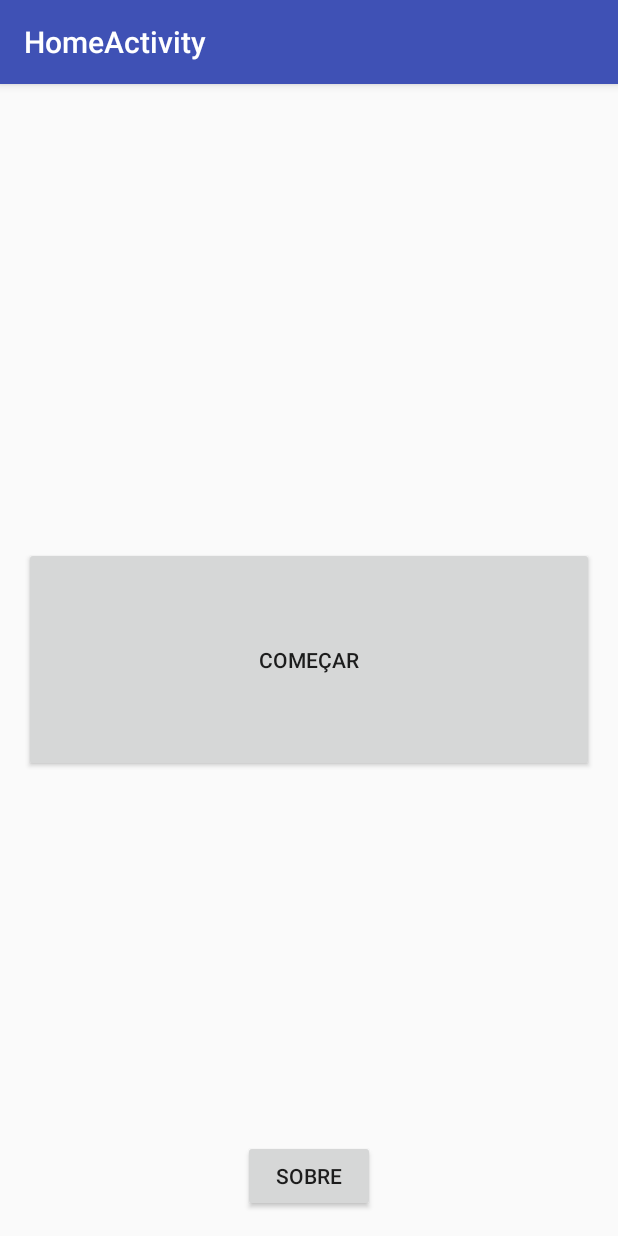
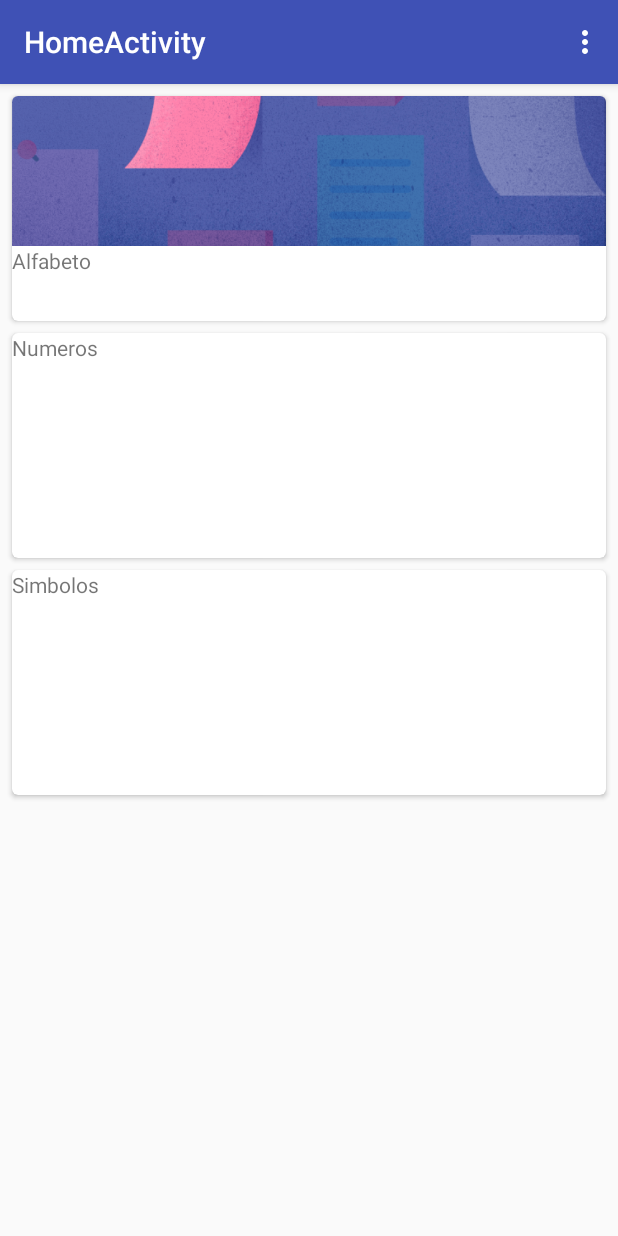
Before and after one commit to eldercampanha/SpeciallPoc, an Android app: the screen it shows after launch (HomeActivity), on a phone screen of 412 x 824 dp. Run offline under Robolectric (Android 15) with nearby library versions, the light colour scheme and no system bars.

Commit message:
Created cards to CTA

```diff
--- a/app/build.gradle
+++ b/app/build.gradle
@@ -26,5 +26,7 @@ dependencies {
     })
     compile 'com.android.support:appcompat-v7:24.2.1'
     compile 'com.android.support:design:24.2.1'
+    compile 'com.android.support:cardview-v7:24.2.1'
+    compile 'com.android.support:recyclerview-v7:24.2.1'
     testCompile 'junit:junit:4.12'
 }
--- a/app/src/main/java/br/com/startupweek/speciall/main/activity/HomeActivity.java
+++ b/app/src/main/java/br/com/startupweek/speciall/main/activity/HomeActivity.java
@@ -3,41 +3,69 @@ package br.com.startupweek.speciall.main.activity;
 import android.content.Intent;
 import android.os.Bundle;
 import android.support.v7.app.AppCompatActivity;
+import android.support.v7.widget.CardView;
 import android.util.Log;
+import android.view.Menu;
+import android.view.MenuInflater;
+import android.view.MenuItem;
 import android.view.View;
-import android.widget.Button;
 
 import br.com.startupweek.speciall.R;
 import br.com.startupweek.speciall.main.MainActivity;
 
 public class HomeActivity extends AppCompatActivity {
 
+    private final HomeActivity mHomeActivity = this;
+    private final String tag = this.getClass().getName();
+
+    private CardView alphabetCard;
+    private CardView numberCard;
+    private CardView symbolCard;
+
     @Override
     protected void onCreate(Bundle savedInstanceState) {
         super.onCreate(savedInstanceState);
         setContentView(R.layout.activity_home);
-        final HomeActivity mHomeActivity = this;
-        final String tag = this.getClass().getName();
 
-        Button mAboutButon = (Button) findViewById(R.id.aboutButton);
-        mAboutButon.setOnClickListener(new View.OnClickListener() {
+        alphabetCard = (CardView) findViewById(R.id.alphabetCard);
+        alphabetCard.setOnClickListener(new View.OnClickListener() {
             @Override
             public void onClick(View view) {
-                Log.i(tag, "About button clicked");
-                Intent intent = new Intent(mHomeActivity, AboutActivity.class);
-                startActivity(intent);
+                goToActivity(MainActivity.class);
             }
         });
 
-        Button mStartbutton = (Button) findViewById(R.id.startButton);
-        mStartbutton.setOnClickListener(new View.OnClickListener() {
-            @Override
-            public void onClick(View view) {
-                Log.i(tag, "Start button clicked");
-                Intent intent = new Intent(mHomeActivity, MainActivity.class);
-                startActivity(intent);
-            }
-        });
+        numberCard = (CardView) findViewById(R.id.numberCard);
+        symbolCard = (CardView) findViewById(R.id.symbolCard);
     }
 
+    public void goToActivity(Class<?> toClass){
+        Log.i(tag, "FROM: " + tag + " | TO: " + toClass.getName());
+        Intent intent = new Intent(mHomeActivity, toClass);
+        startActivity(intent);
+    }
+
+    @Override
+    public boolean onPrepareOptionsMenu(Menu menu) {
+        // Set menu with model
+        return super.onPrepareOptionsMenu(menu);
+    }
+    @Override
+    public boolean onCreateOptionsMenu(Menu menu) {
+        // Inflate the menu items for use in the action bar
+        MenuInflater inflater = getMenuInflater();
+        inflater.inflate(R.menu.menu_activity_home, menu);
+        return super.onCreateOptionsMenu(menu);
+    }
+    @Override
+    public boolean onOptionsItemSelected(MenuItem item) {
+        // Handle presses on the action bar items
+        switch (item.getItemId()) {
+            case R.id.action_about:
+                goToActivity(AboutActivity.class);
+                return true;
+            default:
+                return super.onOptionsItemSelected(item);
+        }
+    }
 }
--- a/app/src/main/res/layout/activity_home.xml
+++ b/app/src/main/res/layout/activity_home.xml
@@ -1,33 +1,82 @@
 <?xml version="1.0" encoding="utf-8"?>
 <RelativeLayout
     xmlns:android="http://schemas.android.com/apk/res/android"
+    xmlns:card_view="http://schemas.android.com/apk/res-auto"
     xmlns:tools="http://schemas.android.com/tools"
     android:id="@+id/activity_home"
     android:layout_width="match_parent"
     android:layout_height="match_parent"
-    android:paddingBottom="@dimen/activity_vertical_margin"
-    android:paddingLeft="@dimen/activity_horizontal_margin"
-    android:paddingRight="@dimen/activity_horizontal_margin"
-    android:paddingTop="@dimen/activity_vertical_margin"
     tools:context="br.com.startupweek.speciall.main.activity.HomeActivity">
 
-    <Button
-        android:id="@+id/aboutButton"
-        android:text="@string/about"
-        android:layout_width="wrap_content"
-        android:layout_height="wrap_content"
-        android:layout_alignParentBottom="true"
-        android:layout_centerHorizontal="true"
-        />
+    <android.support.v7.widget.CardView
+        xmlns:card_view="http://schemas.android.com/apk/res-auto"
+        android:id="@+id/alphabetCard"
+        android:layout_gravity="center"
+        android:layout_width="match_parent"
+        android:layout_height="150dp"
+        android:layout_margin="8dp"
+        card_view:cardCornerRadius="4dp">
 
-    <Button
-        android:text="@string/start"
-        android:layout_width="wrap_content"
-        android:id="@+id/startButton"
+        <LinearLayout
+            android:layout_width="match_parent"
+            android:layout_height="wrap_content"
+            android:orientation="vertical">
+
+            <ImageView
+
+                android:layout_width="match_parent"
+                android:layout_height="100dp"
+
+                android:src="@drawable/alphabet_image"
+                android:scaleType="centerCrop" />
+
+            <TextView
+                android:id="@+id/alphabetText"
+                android:layout_width="wrap_content"
+                android:layout_height="wrap_content"
+                android:text="Alfabeto"/>
+        </LinearLayout>
+
+
+
+    </android.support.v7.widget.CardView>
+
+    <android.support.v7.widget.CardView
+        android:id="@+id/numberCard"
+        android:layout_gravity="center"
+        android:layout_width="match_parent"
         android:layout_height="150dp"
-        android:layout_centerVertical="true"
-        android:layout_alignParentLeft="true"
-        android:layout_alignParentStart="true"
-        android:layout_alignParentRight="true"
-        android:layout_alignParentEnd="true" />
+        card_view:cardCornerRadius="4dp"
+        android:layout_below="@+id/alphabetCard"
+        android:layout_alignLeft="@+id/alphabetCard"
+        android:layout_alignStart="@+id/alphabetCard"
+        android:layout_alignRight="@id/alphabetCard"
+        android:layout_alignEnd="@id/alphabetCard">
+
+        <TextView
+            android:id="@+id/numberText"
+            android:layout_width="wrap_content"
+            android:layout_height="wrap_content"
+            android:text="Numeros"/>
+    </android.support.v7.widget.CardView>
+
+    <android.support.v7.widget.CardView
+        android:id="@+id/symbolCard"
+        android:layout_gravity="center"
+        android:layout_width="match_parent"
+        android:layout_height="150dp"
+        card_view:cardCornerRadius="4dp"
+        android:layout_marginTop="8dp"
+        android:layout_below="@+id/numberCard"
+        android:layout_alignLeft="@id/numberCard"
+        android:layout_alignStart="@id/numberCard"
+        android:layout_alignRight="@id/numberCard"
+        android:layout_alignEnd="@id/numberCard">
+
+        <TextView
+            android:id="@+id/symbolText"
+            android:layout_width="wrap_content"
+            android:layout_height="wrap_content"
+            android:text="Simbolos"/>
+    </android.support.v7.widget.CardView>
 </RelativeLayout>
--- /dev/null
+++ b/app/src/main/res/menu/menu_activity_home.xml
@@ -0,0 +1,13 @@
+<?xml version="1.0" encoding="utf-8"?>
+<menu xmlns:android="http://schemas.android.com/apk/res/android"
+xmlns:app="http://schemas.android.com/apk/res-auto"
+xmlns:tools="http://schemas.android.com/tools"
+tools:context="br.com.startupweek.speciall.main.activity.HomeActivity">
+<!-- Search, should appear as action button -->
+
+<item android:id="@+id/action_about"
+    android:title="@string/about"
+    android:orderInCategory="100"
+    app:showAsAction="collapseActionView"
+    android:visible="true"/>
+</menu>
```
Also changed, not shown: app/src/main/res/drawable/alphabet_image.png (added).
